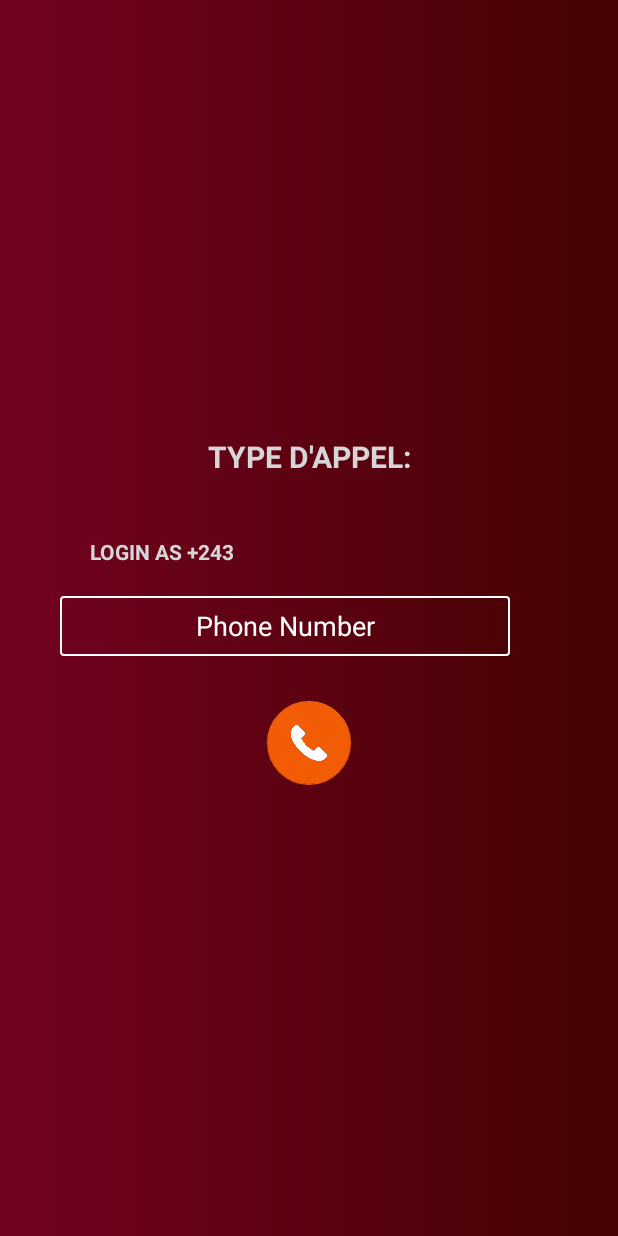
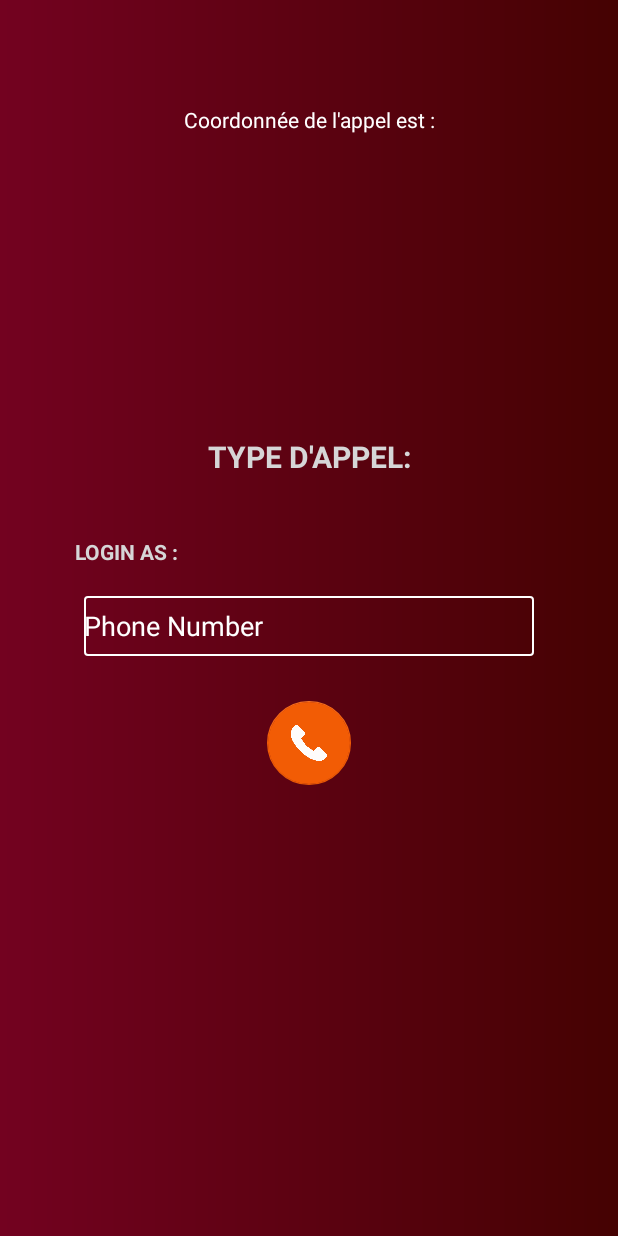
Before and after one commit to MUISHA/callingapp, an Android app: the AudioCall screen opened directly, with no data from a screen before it, on a phone screen of 412 x 824 dp. Run offline under Robolectric (Android 15) with nearby library versions, the phone set to English and light mode, and no system bars; libraries missing offline, so code that uses them is left out: com.sinch.android; 1 statement that could not run was skipped.

Commit message:
recuperer la localisation et l'afficher

```diff
--- a/app/build.gradle
+++ b/app/build.gradle
@@ -31,6 +31,7 @@ dependencies {
     //noinspection GradleCompatible
     implementation 'com.android.support:appcompat-v7:28.0.0'
     implementation 'com.android.support.constraint:constraint-layout:1.1.3'
+    implementation 'com.google.android.gms:play-services-maps:12.0.0'
     testImplementation 'junit:junit:4.12'
     androidTestImplementation 'com.android.support.test:runner:1.0.2'
     androidTestImplementation 'com.android.support.test.espresso:espresso-core:3.0.2'
@@ -39,8 +40,7 @@ dependencies {
     implementation(name: 'sinch-android-rtc', version: '+', ext: 'aar')
     implementation 'de.hdodenhof:circleimageview:3.1.0'
     implementation 'com.mapbox.mapboxsdk:mapbox-android-navigation-ui:0.42.6'
-    implementation 'com.mapbox.mapboxsdk:mapbox-android-sdk:6.3.0'
-    implementation 'com.mapbox.mapboxsdk:mapbox-android-plugin-locationlayer:0.6.0'
+
     implementation 'com.github.clans:fab:1.6.4'
     implementation 'com.github.mancj:MaterialSearchBar:0.8.1'
     implementation 'de.hdodenhof:circleimageview:3.1.0'
--- a/app/src/main/AndroidManifest.xml
+++ b/app/src/main/AndroidManifest.xml
@@ -13,6 +13,8 @@
         android:required="false" />
 
     <uses-permission android:name="android.permission.ACCESS_FINE_LOCATION" />
+    <uses-permission android:name="android.permission.ACCESS_COARSE_LOCATION" />
+
     <uses-permission android:name="android.permission.CAMERA" />
     <uses-permission android:name="android.permission.MODIFY_AUDIO_SETTINGS" />
     <uses-permission android:name="android.permission.INTERNET" />
--- a/app/src/main/java/com/saifyproduction/callingapp/backend/BaseActivity.java
+++ b/app/src/main/java/com/saifyproduction/callingapp/backend/BaseActivity.java
@@ -27,9 +27,7 @@ public abstract class BaseActivity extends AppCompatActivity implements ServiceC
 
             mSinchServiceInterface = (SinchService.SinchServiceInterface) iBinder;
             onServiceConnected();
-
         }
-
     }
 
     @Override
--- a/app/src/main/java/com/saifyproduction/callingapp/backend/SinchService.java
+++ b/app/src/main/java/com/saifyproduction/callingapp/backend/SinchService.java
@@ -140,9 +140,7 @@ public class SinchService extends Service {
     }
 
     public interface StartFailedListener {
-
         void onStartFailed(SinchError error);
-
         void onStarted();
     }
 
@@ -201,9 +199,6 @@ public class SinchService extends Service {
 
         @Override
         public void onIncomingCall(CallClient callClient, final Call call) {
-
-
-
 
             Intent intent = new Intent(SinchService.this, Incoming_audio_call.class);
             intent.putExtra(CALL_ID, call.getCallId());
--- a/app/src/main/java/com/saifyproduction/callingapp/frontend/AudioCall.java
+++ b/app/src/main/java/com/saifyproduction/callingapp/frontend/AudioCall.java
@@ -1,11 +1,16 @@
 package com.saifyproduction.callingapp.frontend;
 
+import android.Manifest;
 import android.app.AlertDialog;
 import android.app.Dialog;
 import android.app.ProgressDialog;
 import android.content.DialogInterface;
 import android.content.Intent;
+import android.content.pm.PackageManager;
+import android.location.Location;
+import android.location.LocationManager;
 import android.support.design.widget.FloatingActionButton;
+import android.support.v4.app.ActivityCompat;
 import android.support.v4.app.DialogFragment;
 import android.support.v7.app.AppCompatActivity;
 import android.os.Bundle;
@@ -27,13 +32,15 @@ public class AudioCall extends BaseActivity implements SinchService.StartFailedL
     EditText call_no;
     FloatingActionButton call_btn;
     String number;
-    String self;
+    String self, location;
     ProgressDialog progress;
 
-    TextView ur_number;
+    TextView ur_number1,ur_number2;
     AlertDialog alertDialog;
     AlertDialog.Builder builder;
     TextView ur_sos1;
+    LocationManager lm;
+    MainActivity mainActivity;
 
     @Override
     protected void onCreate(Bundle savedInstanceState) {
@@ -42,36 +49,48 @@ public class AudioCall extends BaseActivity implements SinchService.StartFailedL
         setContentView(R.layout.activity_audio_call);
 
 
-            DialogFragment sigleChoiceDialog = new ShoisTypeSosFragment();
-            sigleChoiceDialog.setCancelable(false);
-            sigleChoiceDialog.show(getSupportFragmentManager(),"TYPE D'APPEL SOS");
+        DialogFragment sigleChoiceDialog = new ShoisTypeSosFragment();
+        sigleChoiceDialog.setCancelable(false);
+        sigleChoiceDialog.show(getSupportFragmentManager(), "TYPE D'APPEL SOS");
+        builder = new AlertDialog.Builder(this);
 
         ur_sos1 = (TextView) findViewById(R.id.ur_sos);
-        builder = new AlertDialog.Builder(this);
+        ur_number1 = (TextView) findViewById(R.id.ur_num);
+        call_no = (EditText) findViewById(R.id.call_number);
+        ur_number2 = (TextView) findViewById(R.id.text_location);
 
         progress = new ProgressDialog(this);
-        call_no = ( EditText ) findViewById ( R.id.call_number );
-        call_btn = ( FloatingActionButton )   findViewById ( R.id.callbtn );
-        ur_number = ( TextView ) findViewById ( R.id.ur_num );
+
+        call_btn = (FloatingActionButton) findViewById(R.id.callbtn);
 
         progress.setMessage("Please wait .....");
         progress.setCancelable(false);
         progress.show();
 
+    //////////////////////////////////////////////////////
+        if (getIntent().hasExtra("number") && getIntent().hasExtra("location")) {
+            /**
+             * Here Number colling
+             */
+            self = getIntent().getStringExtra("number");
+            /**
+             * Here location
+             */
+            location = getIntent().getStringExtra("location");
 
-        if ( getIntent().hasExtra("number") ){
+            ur_number1.setText("Login as : " + self);
+            ur_number2.setText("The incoming call is located from  : " + location);
 
-            self = getIntent().getStringExtra("number");
-            ur_number.setText( "Login as : "+ self);
-
-        }
-        else{
+        } else {
             self = "0";
+            location = "0";
         }
 
         call_btn.setOnClickListener(new View.OnClickListener() {
             @Override
             public void onClick(View v) {
+
+
 
                 if (call_no.getText().toString().isEmpty()) {
 
@@ -85,10 +104,18 @@ public class AudioCall extends BaseActivity implements SinchService.StartFailedL
                     Toast.makeText(AudioCall.this, "You can't call yourself",
                             Toast.LENGTH_LONG).show();
 
+
+
                 }
 
                 else {
+                    /*
+                     Call call = getSinchServiceInterface().callUser(userName, headers);
+                    String callId = call.getCallId();
+                     */
 
+
+                    //Location Listener
                     number = call_no.getText().toString().trim();
                     Call call = getSinchServiceInterface().callUseraudio(number);
                     final String callId = call.getCallId();
@@ -100,17 +127,9 @@ public class AudioCall extends BaseActivity implements SinchService.StartFailedL
 
 
                     startActivity(callScreen);
-
-
-
-
                 }
             }
         });
-
-
-
-
     }
 
     @Override
@@ -118,11 +137,8 @@ public class AudioCall extends BaseActivity implements SinchService.StartFailedL
         // mLoginButton.setEnabled(true);
         getSinchServiceInterface().setStartListener(this);
 
-        Toast.makeText(AudioCall.this, "Server connected",
-                Toast.LENGTH_LONG).show();
-
+        Toast.makeText(AudioCall.this, "Server connected", Toast.LENGTH_LONG).show();
         progress.dismiss();
-
     }
     @Override
     public void onStartFailed(SinchError error) {
@@ -143,4 +159,12 @@ public class AudioCall extends BaseActivity implements SinchService.StartFailedL
     public void onPositionNegatifClicked() {
         ur_sos1.setText("ANNULER L'OPERATION");
     }
+    /**
+     * Cliquer sur le buton de localisation
+     *
+     * }else if( location.equalsIgnoreCase( call_no.getText().toString().trim() )  ){
+     *
+     *                     Toast.makeText(AudioCall.this, "You can't call yourself",
+     *                             Toast.LENGTH_LONG).show();
+     */
 }
--- a/app/src/main/java/com/saifyproduction/callingapp/mysql/ApiClient.java
+++ b/app/src/main/java/com/saifyproduction/callingapp/mysql/ApiClient.java
@@ -4,7 +4,7 @@ import retrofit2.Retrofit;
 import retrofit2.converter.gson.GsonConverterFactory;
 
 public class ApiClient {
-    private static final String BASE_URL = "http://192.168.8.101/demo_sos/";
+    private static final String BASE_URL = "http://192.168.1.121/demo_sos/";
     private static Retrofit retrofit;
     public static Retrofit getApiClient(){
         if (retrofit==null){
--- a/app/src/main/res/layout/activity_audio_call.xml
+++ b/app/src/main/res/layout/activity_audio_call.xml
@@ -5,16 +5,25 @@
     android:layout_width="match_parent"
     android:layout_height="match_parent"
     android:layout_centerInParent="true"
+    android:padding="10dp"
     android:background="@drawable/grad_bg"
     tools:context=".frontend.AudioCall">
 
 
+    <TextView
+        android:id="@+id/text_location"
+        android:layout_width="match_parent"
+        android:layout_height="50dp"
+        android:textColor="@color/colorWhite"
+        android:gravity="center_horizontal"
+        android:layout_marginTop="60dp"
+        android:text="Coordonnée de l'appel est :" />
 
     <RelativeLayout
         android:layout_width="wrap_content"
         android:layout_height="wrap_content"
-        android:layout_marginLeft="40dp"
-        android:layout_marginRight="40dp"
+        android:layout_marginLeft="20dp"
+        android:layout_marginRight="20dp"
         android:layout_centerInParent="true">
         <TextView
             android:id="@+id/ur_sos"
@@ -23,14 +32,14 @@
             android:layout_width="match_parent"
             android:layout_height="wrap_content"
             android:layout_marginTop="24dp"
-            android:gravity="center"
+            android:gravity="center_horizontal"
             android:textSize="20sp"
             android:layout_margin="20dp"
             android:textColor="@color/white"
             android:textStyle="bold"/>
         <TextView
+            android:id="@+id/ur_num"
             android:layout_below="@+id/ur_sos"
-            android:id="@+id/ur_num"
             android:layout_width="wrap_content"
             android:layout_height="wrap_content"
             android:layout_marginTop="24dp"
@@ -48,9 +57,9 @@
             android:background="@drawable/et_bg"
             android:ems="10"
             android:textColorHint="@android:color/white"
-            android:gravity="center"
             android:textColor="@color/white"
             android:hint="@string/phone_number"
+            android:layout_centerInParent="true"
             android:inputType="phone" />
 
 
--- a/app/src/main/res/layout/add_entreprise.xml
+++ b/app/src/main/res/layout/add_entreprise.xml
@@ -27,7 +27,7 @@
         android:id="@+id/recyclerView"
         android:layout_marginTop="60dp"
         android:layout_width="match_parent"
-        android:layout_height="match_parent">
+        android:layout_height="wrap_content">
     </android.support.v7.widget.RecyclerView>
     <ProgressBar
         android:layout_width="wrap_content"
--- a/app/src/main/res/layout/place_sos.xml
+++ b/app/src/main/res/layout/place_sos.xml
@@ -6,6 +6,11 @@
     android:layout_height="match_parent"
     xmlns:app="http://schemas.android.com/apk/res-auto"
     xmlns:tools="http://schemas.android.com/tools">
+
+    <com.google.android.gms.maps.MapView
+        android:id="@+id/mapView2"
+        android:layout_width="wrap_content"
+        android:layout_height="wrap_content" />
 
     <com.mapbox.mapboxsdk.maps.MapView
         android:id="@+id/mapView"
--- a/app/src/main/res/values/strings.xml
+++ b/app/src/main/res/values/strings.xml
@@ -28,7 +28,7 @@
     <string name="email">Email</string>
     <string name="confirm_password">Confirm password</string>
     <string name="type_d_appel">Type d\'appel:</string>
-    <string name="login_as_243">Login as +243</string>
+    <string name="login_as_243">Login as :</string>
     <string name="phone_number">Phone Number</string>
     <string name="app_registre">REGISTRE</string>
     <string name="app_numb">number phone</string>
--- a/app/src/main/res/xml/network_security_config.xml
+++ b/app/src/main/res/xml/network_security_config.xml
@@ -2,6 +2,6 @@
 <network-security-config>
     <base-config cleartextTrafficPermitted="true" />
     <domain-config cleartextTrafficPermitted="true">
-        <domain includeSubdomains="true">http://192.168.8.101/demo_sos/</domain>
+        <domain includeSubdomains="true">http://192.168.1.121/demo_sos/</domain>
     </domain-config>
 </network-security-config>
```
Also changed, not shown: app/src/main/java/com/saifyproduction/callingapp/MapBoxNagigator.java (+5 -8 lines), app/src/main/java/com/saifyproduction/callingapp/entreprise/Editor.java (+198 -183 lines), app/src/main/java/com/saifyproduction/callingapp/frontend/MainActivity.java (+129 -19 lines), app/src/main/java/com/saifyproduction/callingapp/mysql/ApiInterface.java (+7 -7 lines), app/src/main/java/com/saifyproduction/callingapp/mysql/Donnees.java (+4 -4 lines), app/src/main/res/layout/activity_main.xml (+12 -0 lines), app/src/main/res/layout/map_box_nagigator.xml (+9 -6 lines), app/src/main/res/sos_picture.png (added).
